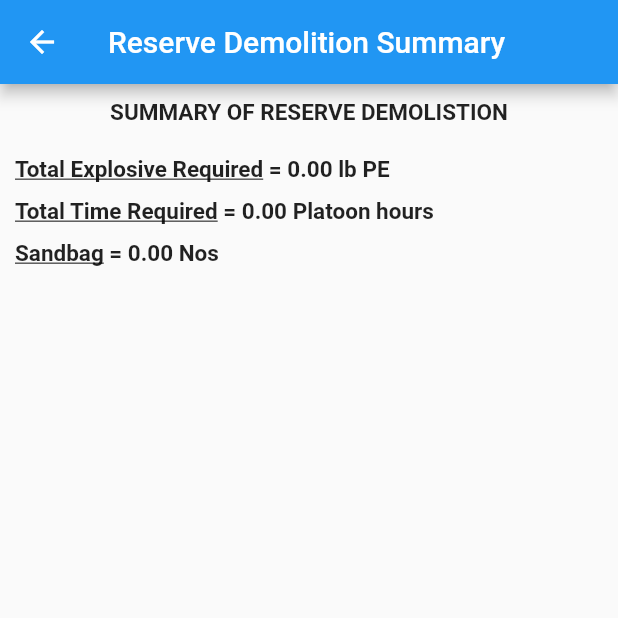
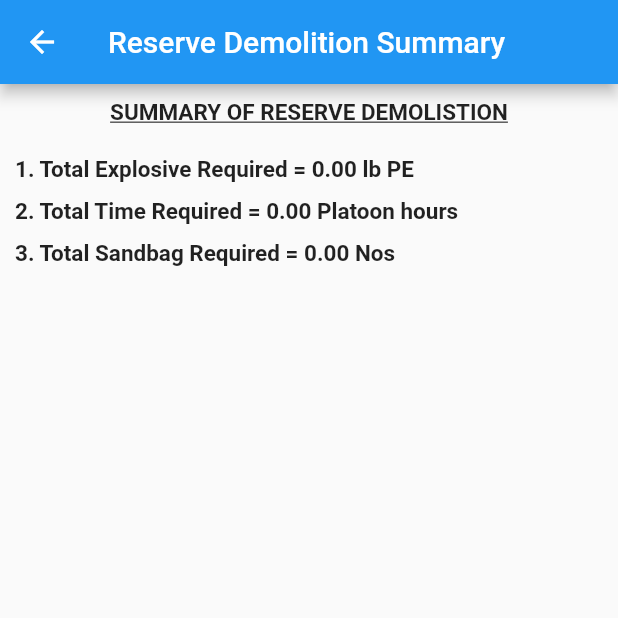
Before and after one commit to mdrafee03/calculator-combat-engineering, a Flutter app: the ReserveDemolitionSummaryScreen screen opened by its route, on a phone screen of 412 x 824 dp, the top half of it. Run offline on Flutter 3.47's test engine with Material 2 defaults, Android fonts, the phone set to English and light mode, and no system bars; our stand-ins replace dropdown_formfield; missing offline and left inert: fraction.

Commit message:
summary of reserve demolition ui change

```diff
--- a/lib/screens/counter-mobility/screens/reserve-demolition/screens/summary/screens/reserve_demolition_summary_screen.dart
+++ b/lib/screens/counter-mobility/screens/reserve-demolition/screens/summary/screens/reserve_demolition_summary_screen.dart
@@ -23,7 +23,7 @@ class ReserveDemolitionSummaryScreen extends StatelessWidget {
                   style: TextStyle(
                       fontWeight: FontWeight.bold,
                       fontSize: 15,
-                  ),
+                      decoration: TextDecoration.underline),
                   textAlign: TextAlign.center,
                 ),
               ),
@@ -32,23 +32,12 @@ class ReserveDemolitionSummaryScreen extends StatelessWidget {
               ),
               Container(
                 alignment: Alignment.topLeft,
-                child: Row(
-                  children: [
-                    Text(
-                      'Total Explosive Required',
-                      style: TextStyle(
-                          fontWeight: FontWeight.bold,
-                          fontSize: 15,
-                          decoration: TextDecoration.underline),
-                    ),
-                    Text(
-                      " = ${_model.totalExplosiveRequired.toStringAsFixed(2)} lb PE",
+                child: Text(
+                  '1. Total Explosive Required = ${_model.totalExplosiveRequired.toStringAsFixed(2)} lb PE',
                   style: TextStyle(
                     fontWeight: FontWeight.bold,
                     fontSize: 15,
                   ),
-                    ),
-                  ],
                 ),
               ),
               SizedBox(
@@ -56,23 +45,12 @@ class ReserveDemolitionSummaryScreen extends StatelessWidget {
               ),
               Container(
                 alignment: Alignment.topLeft,
-                child: Row(
-                  children: [
-                    Text(
-                      'Total Time Required',
-                      style: TextStyle(
-                          fontWeight: FontWeight.bold,
-                          fontSize: 15,
-                          decoration: TextDecoration.underline),
-                    ),
-                    Text(
-                      " = ${_model.totalTimeRequired.toStringAsFixed(2)} Platoon hours",
+                child: Text(
+                  '2. Total Time Required = ${_model.totalTimeRequired.toStringAsFixed(2)} Platoon hours',
                   style: TextStyle(
                     fontWeight: FontWeight.bold,
                     fontSize: 15,
                   ),
-                    ),
-                  ],
                 ),
               ),
               SizedBox(
@@ -80,23 +58,12 @@ class ReserveDemolitionSummaryScreen extends StatelessWidget {
               ),
               Container(
                 alignment: Alignment.topLeft,
-                child: Row(
-                  children: [
-                    Text(
-                      'Sandbag',
-                      style: TextStyle(
-                          fontWeight: FontWeight.bold,
-                          fontSize: 15,
-                          decoration: TextDecoration.underline),
-                    ),
-                    Text(
-                      " = ${_model.getSandbag.toStringAsFixed(2)} Nos",
+                child: Text(
+                  '3. Total Sandbag Required = ${_model.getSandbag.toStringAsFixed(2)} Nos',
                   style: TextStyle(
                     fontWeight: FontWeight.bold,
                     fontSize: 15,
                   ),
-                    ),
-                  ],
                 ),
               ),
             ],
```
Lines whose indentation alone changed are shown as unchanged.
